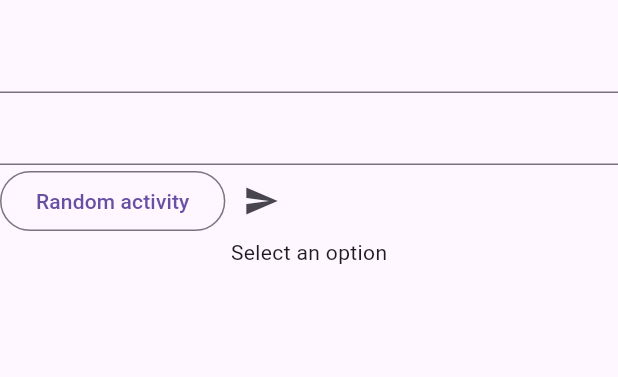
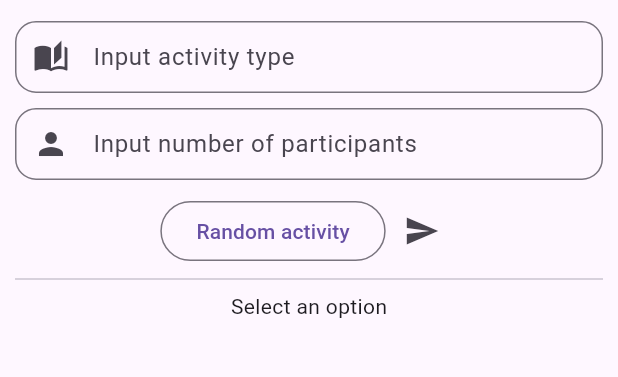
Before and after one commit to Malhesidek/bored_api, a Flutter app: the screen it shows after launch, on a phone screen of 412 x 824 dp, the part 63-440 px from its top. Run offline on Flutter 3.47's test engine with Material 3 defaults, Android fonts, the phone set to English and light mode, and no system bars; our stand-ins replace bloc, dio, flutter_bloc, freezed_annotation, retrofit; generated files the repository leaves out were written again.

Commit message:
Completed the app

```diff
--- /dev/null
+++ b/devtools_options.yaml
@@ -0,0 +1 @@
+extensions:
--- a/lib/activity/activity_page.dart
+++ b/lib/activity/activity_page.dart
@@ -1,4 +1,8 @@
+import 'dart:developer';
+
 import 'package:bored_api/activity/bloc/activity_bloc.dart';
+import 'package:bored_api/activity/widgets/activity_card.dart';
+import 'package:bored_api/activity/widgets/activity_text_form_field.dart';
 import 'package:flutter/material.dart';
 import 'package:flutter/widgets.dart';
 import 'package:flutter_bloc/flutter_bloc.dart';
@@ -19,6 +23,19 @@ class _ActivityPageState extends State<ActivityPage> {
     activityBloc = ActivityBloc();
   }
 
+  String? typePage = null;
+  int? participantsPage = null;
+
+  void changeValue(String value, String type) {
+    setState(() {
+      if (type == 'activity') {
+        typePage = value;
+      } else if (type == 'participants') {
+        participantsPage = int.tryParse(value);
+      }
+    });
+  }
+
   @override
   Widget build(BuildContext context) {
     return SafeArea(
@@ -28,31 +45,55 @@ class _ActivityPageState extends State<ActivityPage> {
       ),
       body: BlocProvider(
         create: (context) => activityBloc,
+        child: Container(
+          padding: EdgeInsets.symmetric(horizontal: 10),
           child: Column(
+            mainAxisSize: MainAxisSize.min,
             children: [
-            TextFormField(),
-            Row(children: [
-              Expanded(child: TextFormField()),
-              Expanded(child: TextFormField())
-            ]),
+              ActivityTextFormField(
+                  hintText: "Input activity type",
+                  prefixIcon: Icon(Icons.auto_stories),
+                  keyboardType: "text",
+                  onChanged: (value) => changeValue(value, 'activity')),
+              SizedBox(height: 10),
+              ActivityTextFormField(
+                  hintText: "Input number of participants",
+                  prefixIcon: Icon(Icons.person),
+                  keyboardType: "number",
+                  onChanged: (value) => changeValue(value, 'participants')),
+              SizedBox(height: 10),
               Row(
+                mainAxisAlignment: MainAxisAlignment.center,
                 children: [
                   OutlinedButton(
-                    onPressed: () {}, child: Text("Random activity")),
-                IconButton(onPressed: () {}, icon: Icon(Icons.send))
+                      onPressed: () {
+                        activityBloc.add(ActivityEvent.fetchRandomActivity());
+                      },
+                      child: Text("Random activity")),
+                  IconButton(
+                      onPressed: () {
+                        activityBloc.add(ActivityEvent.fetchActivityByQuery(
+                            type: typePage, participants: participantsPage));
+                      },
+                      icon: Icon(Icons.send))
                 ],
               ),
+              Divider(),
               BlocBuilder<ActivityBloc, ActivityState>(
                 builder: (context, state) {
-                return SingleChildScrollView(
+                  return Expanded(
+                    child: SingleChildScrollView(
                       child: Column(
                         children: state.maybeWhen(
                             success: (activities) => activities.map((activity) {
-                              return SizedBox();
+                                  return ActivityCard(
+                                    activity: activity,
+                                  );
                                 }).toList(),
                             initial: () => [Text("Select an option")],
                             loading: () => [CircularProgressIndicator()],
                             orElse: () => [SizedBox()]),
+                      ),
                     ),
                   );
                 },
@@ -60,6 +101,7 @@ class _ActivityPageState extends State<ActivityPage> {
             ],
           ),
         ),
+      ),
     ));
   }
 }
--- a/lib/activity/bloc/activity_event.dart
+++ b/lib/activity/bloc/activity_event.dart
@@ -6,6 +6,5 @@ class ActivityEvent with _$ActivityEvent {
   const factory ActivityEvent.fetchActivityByQuery({
     required String? type,
     required int? participants,
-    required int? size,
   }) = _FetchActivityByQuery;
 }
--- /dev/null
+++ b/lib/activity/widgets/activity_text_form_field.dart
@@ -0,0 +1,41 @@
+import 'package:flutter/material.dart';
+import 'package:flutter/services.dart';
+
+class ActivityTextFormField extends StatefulWidget {
+  const ActivityTextFormField(
+      {super.key,
+      required this.hintText,
+      required this.prefixIcon,
+      required this.keyboardType,
+      required this.onChanged});
+
+  final String hintText;
+  final Icon prefixIcon;
+  final String keyboardType;
+  final Function onChanged;
+
+  @override
+  State<ActivityTextFormField> createState() => _ActivityTextFormFieldState();
+}
+
+class _ActivityTextFormFieldState extends State<ActivityTextFormField> {
+  @override
+  Widget build(BuildContext context) {
+    return TextFormField(
+      inputFormatters: [
+        FilteringTextInputFormatter.allow(RegExp("[a-z1-9]")),
+        if (widget.keyboardType == "number") LengthLimitingTextInputFormatter(1) else LengthLimitingTextInputFormatter(20)],
+      keyboardType: widget.keyboardType == "number"
+          ? TextInputType.number
+          : TextInputType.text,
+      decoration: InputDecoration(
+          contentPadding: EdgeInsets.symmetric(horizontal: 10, vertical: 4),
+          hintText: widget.hintText,
+          prefixIcon: widget.prefixIcon,
+          border: OutlineInputBorder(borderRadius: BorderRadius.circular(14))),
+      onChanged: (value) {
+        widget.onChanged(value);
+      },
+    );
+  }
+}
```
Also changed, not shown: lib/activity/bloc/activity_bloc.dart (+2 -5 lines), lib/activity/widgets/activity_card.dart (+26 -3 lines), lib/activity/bloc/activity_bloc.freezed.dart, lib/activity/repository/model/activity_model.freezed.dart, lib/activity/repository/model/activity_model.g.dart. Lines whose indentation alone changed are shown as unchanged.
